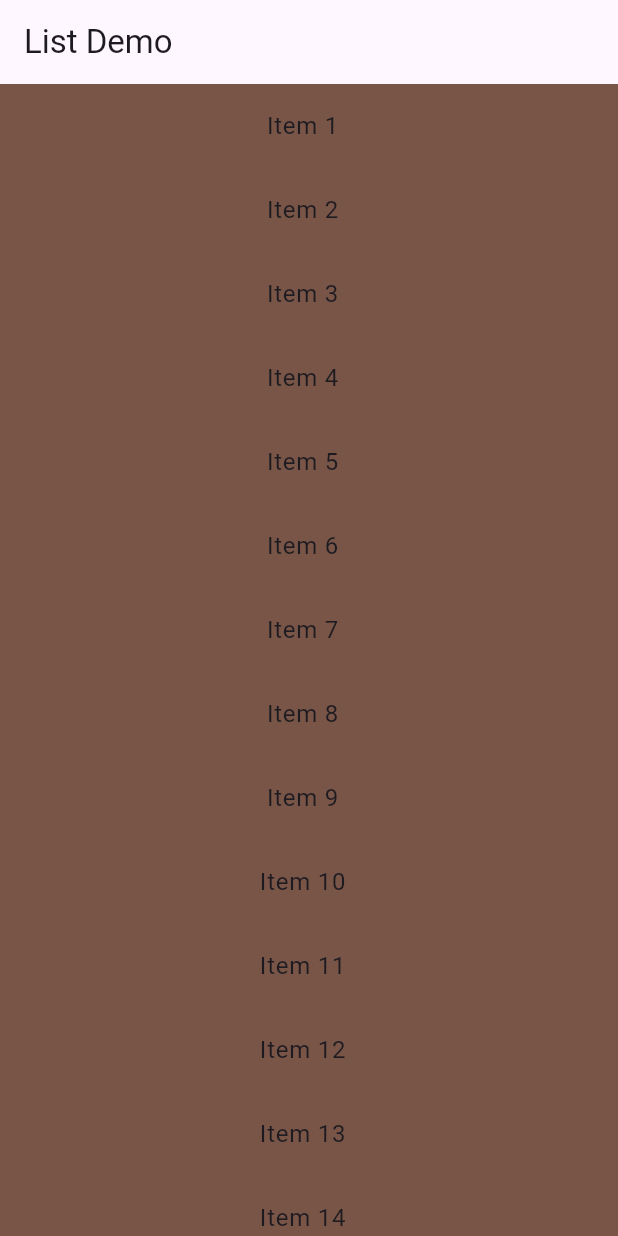
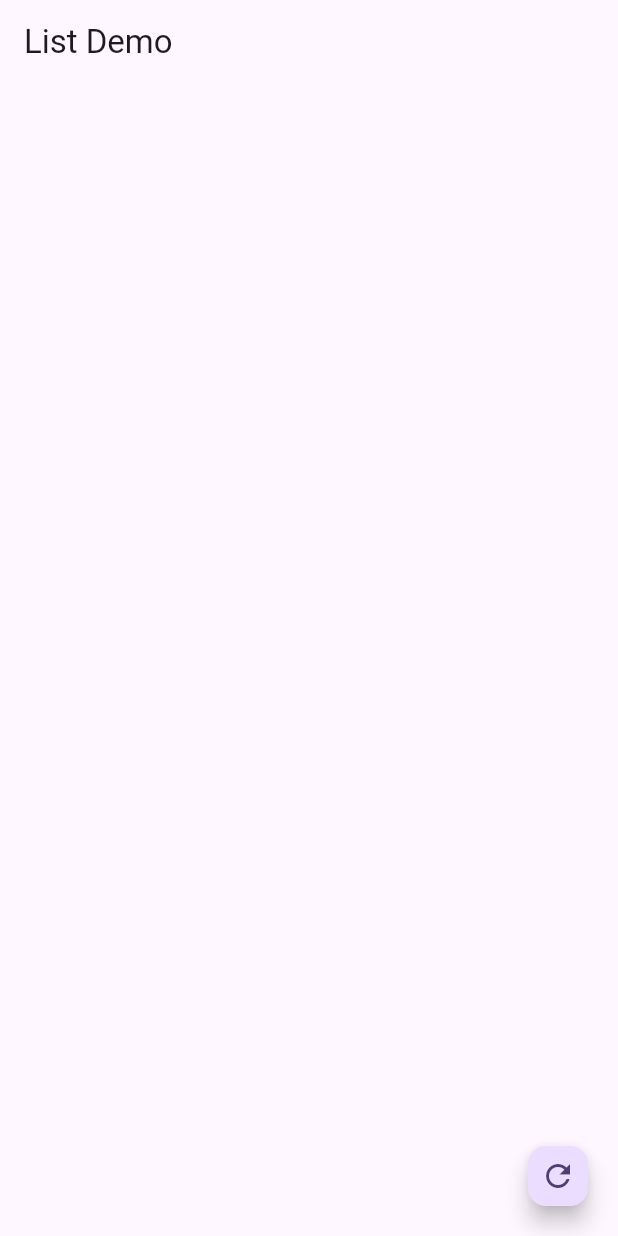
Before and after one commit to QuantschnigAlex/list-demo, a Flutter app: the screen it shows after launch, on a phone screen of 412 x 824 dp. Run offline on Flutter 3.47's test engine with Material 3 defaults, Android fonts, the phone set to English and light mode, and no system bars.

Commit message:
Refactor ListWidget to use StatefulWidget and add a refresh button

```diff
--- a/lib/main.dart
+++ b/lib/main.dart
@@ -1,5 +1,4 @@
 import 'dart:math';
-
 import 'package:flutter/material.dart';
 
 void main() {
@@ -17,16 +16,25 @@ class MyApp extends StatelessWidget {
         colorScheme: ColorScheme.fromSeed(seedColor: Colors.deepPurple),
         useMaterial3: true,
       ),
-      home: ListWidget(),
+      home: const ListWidget(),
     );
   }
 }
 
-class ListWidget extends StatelessWidget {
-  ListWidget({super.key});
-  final List<Widget> items = List.generate(1000, (index) {
+class ListWidget extends StatefulWidget {
+  const ListWidget({super.key});
+
+  @override
+  State<ListWidget> createState() => _ListWidgetState();
+}
+
+class _ListWidgetState extends State<ListWidget> {
+  List<Widget> items = [];
+
+  void generateItems() {
+    Stopwatch stopwatch = Stopwatch()..start();
+    List<Widget> newItems = List.generate(1000, (index) {
       final color = Colors.primaries[Random().nextInt(Colors.primaries.length)];
-
       return ListTile(
         tileColor: color,
         title: Text(
@@ -35,10 +43,21 @@ class ListWidget extends StatelessWidget {
         ),
       );
     });
+    stopwatch.stop();
+    debugPrint('List generated in ${stopwatch.elapsedMilliseconds} ms');
+
+    setState(() {
+      items = newItems;
+    });
+  }
 
   @override
   Widget build(BuildContext context) {
     return Scaffold(
+      floatingActionButton: FloatingActionButton.small(
+        onPressed: generateItems,
+        child: const Icon(Icons.refresh),
+      ),
       appBar: AppBar(
         title: const Text("List Demo"),
       ),
```
Lines whose indentation alone changed are shown as unchanged.
